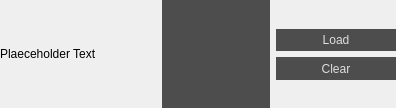
Qt form src/widgets/texturepickerwidget.ui (jahshaka/Studio) before a commit.
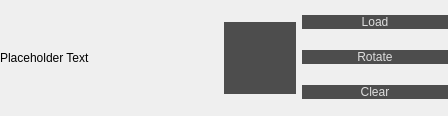
The same form after that commit.

```diff
--- a/src/widgets/texturepickerwidget.ui
+++ b/src/widgets/texturepickerwidget.ui
@@ -6,8 +6,8 @@
    <rect>
     <x>0</x>
     <y>0</y>
-    <width>396</width>
-    <height>108</height>
+    <width>448</width>
+    <height>116</height>
    </rect>
   </property>
   <property name="sizePolicy">
@@ -16,12 +16,6 @@
     <verstretch>0</verstretch>
    </sizepolicy>
   </property>
-  <property name="minimumSize">
-   <size>
-    <width>0</width>
-    <height>108</height>
-   </size>
-  </property>
   <property name="maximumSize">
    <size>
     <width>16777215</width>
@@ -35,6 +29,7 @@
    <string notr="true">QPushButton {
     background-color: #4D4D4D;
     color: #DEDEDE;
+	padding: 0;
     border: 0;
 }
 
@@ -50,7 +45,7 @@
 	background-color: #4D4D4D;
 }</string>
   </property>
-  <layout class="QHBoxLayout" name="horizontalLayout_3">
+  <layout class="QGridLayout" name="gridLayout">
    <property name="leftMargin">
     <number>0</number>
    </property>
@@ -63,11 +58,14 @@
    <property name="bottomMargin">
     <number>0</number>
    </property>
-   <item>
+   <property name="spacing">
+    <number>0</number>
+   </property>
+   <item row="0" column="0">
     <widget class="QLabel" name="label">
      <property name="sizePolicy">
       <sizepolicy hsizetype="Preferred" vsizetype="Preferred">
-       <horstretch>2</horstretch>
+       <horstretch>1</horstretch>
        <verstretch>0</verstretch>
       </sizepolicy>
      </property>
@@ -90,22 +88,22 @@
       </size>
      </property>
      <property name="text">
-      <string>Plaeceholder Text</string>
+      <string>Placeholder Text</string>
      </property>
      <property name="margin">
       <number>0</number>
      </property>
     </widget>
    </item>
-   <item>
-    <widget class="QWidget" name="controls" native="true">
+   <item row="0" column="1">
+    <widget class="QWidget" name="widget" native="true">
      <property name="sizePolicy">
       <sizepolicy hsizetype="Preferred" vsizetype="Preferred">
-       <horstretch>3</horstretch>
+       <horstretch>1</horstretch>
        <verstretch>0</verstretch>
       </sizepolicy>
      </property>
-     <layout class="QHBoxLayout" name="horizontalLayout">
+     <layout class="QHBoxLayout" name="horizontalLayout_2">
       <property name="leftMargin">
        <number>0</number>
       </property>
@@ -131,14 +129,14 @@
         </property>
         <property name="minimumSize">
          <size>
-          <width>108</width>
-          <height>108</height>
+          <width>72</width>
+          <height>72</height>
          </size>
         </property>
         <property name="maximumSize">
          <size>
-          <width>108</width>
-          <height>108</height>
+          <width>72</width>
+          <height>72</height>
          </size>
         </property>
         <property name="cursor">
@@ -159,131 +157,29 @@
        </widget>
       </item>
       <item>
-       <widget class="QWidget" name="widget" native="true">
-        <property name="sizePolicy">
-         <sizepolicy hsizetype="Preferred" vsizetype="Preferred">
-          <horstretch>0</horstretch>
-          <verstretch>0</verstretch>
-         </sizepolicy>
-        </property>
-        <layout class="QVBoxLayout" name="verticalLayout">
-         <property name="leftMargin">
-          <number>0</number>
-         </property>
-         <property name="topMargin">
-          <number>0</number>
-         </property>
-         <property name="rightMargin">
-          <number>0</number>
-         </property>
-         <property name="bottomMargin">
-          <number>0</number>
-         </property>
-         <item>
-          <widget class="QLabel" name="imagename">
-           <property name="sizePolicy">
-            <sizepolicy hsizetype="Ignored" vsizetype="Preferred">
-             <horstretch>0</horstretch>
-             <verstretch>0</verstretch>
-            </sizepolicy>
-           </property>
-           <property name="minimumSize">
-            <size>
-             <width>0</width>
-             <height>0</height>
-            </size>
-           </property>
-           <property name="maximumSize">
-            <size>
-             <width>16777215</width>
-             <height>16777215</height>
-            </size>
-           </property>
-           <property name="text">
-            <string/>
-           </property>
-           <property name="textFormat">
-            <enum>Qt::AutoText</enum>
-           </property>
-           <property name="scaledContents">
-            <bool>false</bool>
-           </property>
-           <property name="alignment">
-            <set>Qt::AlignLeading|Qt::AlignLeft|Qt::AlignVCenter</set>
-           </property>
-          </widget>
-         </item>
-         <item>
-          <widget class="QPushButton" name="load">
-           <property name="sizePolicy">
-            <sizepolicy hsizetype="Preferred" vsizetype="Preferred">
-             <horstretch>0</horstretch>
-             <verstretch>0</verstretch>
-            </sizepolicy>
-           </property>
-           <property name="minimumSize">
-            <size>
-             <width>0</width>
-             <height>0</height>
-            </size>
-           </property>
-           <property name="maximumSize">
-            <size>
-             <width>16777215</width>
-             <height>16777215</height>
-            </size>
-           </property>
-           <property name="text">
-            <string>Load</string>
-           </property>
-          </widget>
-         </item>
-         <item>
-          <widget class="QPushButton" name="pushButton">
-           <property name="sizePolicy">
-            <sizepolicy hsizetype="Preferred" vsizetype="Preferred">
-             <horstretch>0</horstretch>
-             <verstretch>0</verstretch>
-            </sizepolicy>
-           </property>
-           <property name="minimumSize">
-            <size>
-             <width>0</width>
-             <height>0</height>
-            </size>
-           </property>
-           <property name="maximumSize">
-            <size>
-             <width>16777215</width>
-             <height>16777215</height>
-            </size>
-           </property>
-           <property name="text">
-            <string>Clear</string>
-           </property>
-          </widget>
-         </item>
-         <item>
-          <widget class="QLabel" name="dimensions">
-           <property name="sizePolicy">
-            <sizepolicy hsizetype="Ignored" vsizetype="Preferred">
-             <horstretch>0</horstretch>
-             <verstretch>0</verstretch>
-            </sizepolicy>
-           </property>
-           <property name="minimumSize">
-            <size>
-             <width>0</width>
-             <height>0</height>
-            </size>
-           </property>
-           <property name="text">
-            <string/>
-           </property>
-          </widget>
-         </item>
-        </layout>
-       </widget>
+       <layout class="QVBoxLayout" name="verticalLayout">
+        <item>
+         <widget class="QPushButton" name="load">
+          <property name="text">
+           <string>Load</string>
+          </property>
+         </widget>
+        </item>
+        <item>
+         <widget class="QPushButton" name="pushButton">
+          <property name="text">
+           <string>Rotate</string>
+          </property>
+         </widget>
+        </item>
+        <item>
+         <widget class="QPushButton" name="clear">
+          <property name="text">
+           <string>Clear</string>
+          </property>
+         </widget>
+        </item>
+       </layout>
       </item>
      </layout>
     </widget>
```
